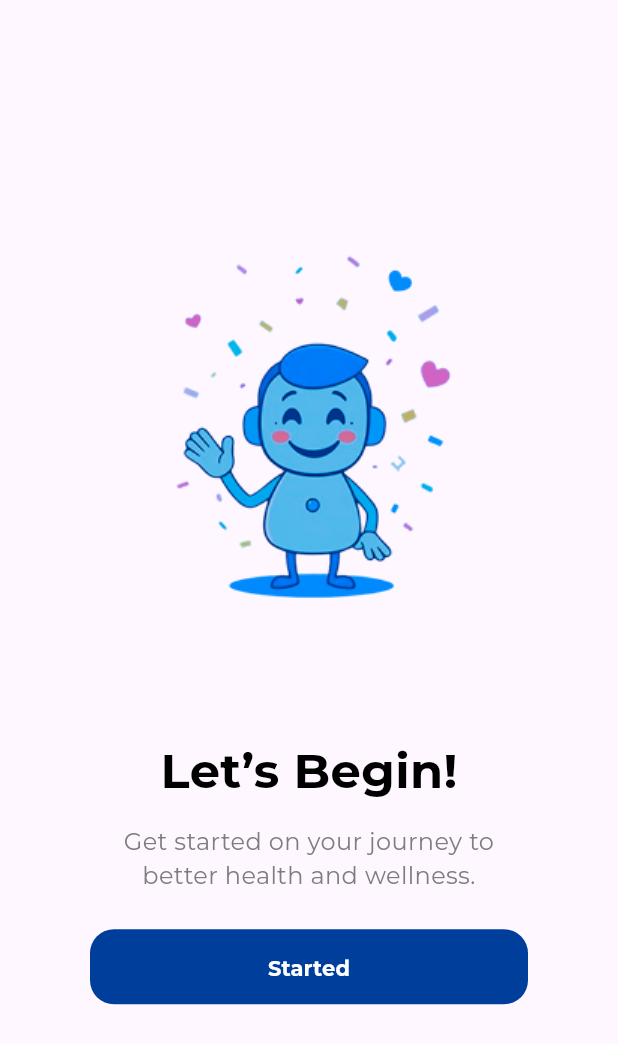
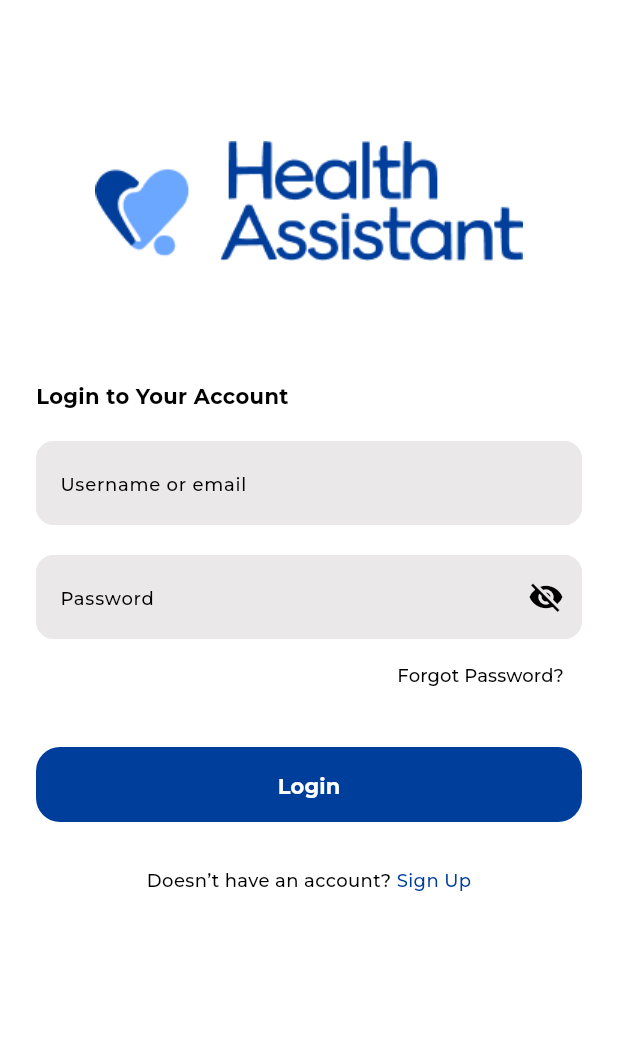
Before and after one commit to tasneem-gamal/Health_Assistant, a Flutter app: the OnboardingGetStartedView screen opened directly, after a tap on "Started", on a phone screen of 412 x 824 dp. Shown: the top 1044 px of the screen. Run offline on Flutter 3.47's test engine with Material 3 defaults, Android fonts, the phone set to English and light mode, and no system bars; our stand-ins replace get, responsive_framework.

Commit message:
add login view

```diff
--- a/lib/core/theming/colors.dart
+++ b/lib/core/theming/colors.dart
@@ -6,5 +6,6 @@ class ColorsManager{
   static const Color warningRed = Color(0xffB01E1E);
   static const Color lightGray = Color(0xFF7D7D7D);
   static const Color moreLightGray = Color(0xFFCACACA);
+  static const Color fieldGray = Color(0xFFEAE8E8);
   static const Color shimmerColorLoading = Color.fromARGB(255, 237, 237, 237);
 }
--- a/lib/core/theming/styles.dart
+++ b/lib/core/theming/styles.dart
@@ -17,7 +17,7 @@ class CustomTextStyles {
         color: Colors.black,
       );
 
-  static TextStyle font16LightGreyRegular(BuildContext context) => TextStyle(
+  static TextStyle font16LightGrayRegular(BuildContext context) => TextStyle(
         fontSize: ResponsiveValue<double>(
           context,
           defaultValue: 16.0,
@@ -30,7 +30,7 @@ class CustomTextStyles {
         color: ColorsManager.lightGray
       );
 
-  static TextStyle font16LightgreyBold(BuildContext context) => TextStyle(
+  static TextStyle font16LightGrayBold(BuildContext context) => TextStyle(
         fontSize: ResponsiveValue<double>(
           context,
           defaultValue: 16.0,
@@ -68,4 +68,30 @@ class CustomTextStyles {
         fontWeight: FontWeightHelper.bold,
         color: Colors.white
       );
+
+  static TextStyle font12BlackMedium(BuildContext context) => TextStyle(
+        fontSize: ResponsiveValue<double>(
+          context,
+          defaultValue: 12.0,
+          conditionalValues: [
+            const Condition.smallerThan(name: MOBILE, value: 10.0),
+            const Condition.largerThan(name: TABLET, value: 14.0),
+          ],
+        ).value,
+        fontWeight: FontWeightHelper.medium,
+        color: Colors.black
+      );
+
+  static TextStyle font12MainColorMedium(BuildContext context) => TextStyle(
+        fontSize: ResponsiveValue<double>(
+          context,
+          defaultValue: 12.0,
+          conditionalValues: [
+            const Condition.smallerThan(name: MOBILE, value: 10.0),
+            const Condition.largerThan(name: TABLET, value: 14.0),
+          ],
+        ).value,
+        fontWeight: FontWeightHelper.medium,
+        color: ColorsManager.mainColor
+      );
 }
--- /dev/null
+++ b/lib/core/widgets/custom_text_form_field.dart
@@ -0,0 +1,76 @@
+
+import 'package:flutter/material.dart';
+import 'package:health_assistant/core/theming/colors.dart';
+import 'package:health_assistant/core/theming/styles.dart';
+
+class CustomTextFormField extends StatelessWidget {
+  const CustomTextFormField({
+    super.key,
+    this.suffixIcon,
+    this.prefixIcon,
+    this.isObsecureText,
+    this.controller,
+    required this.validator,
+    this.onChanged,
+    required this.hintText,
+    this.keyboardType,
+    this.maxLines,
+    this.readOnly = false,
+    this.onTap,
+    this.onFieldSubmitted
+  });
+  final Widget? suffixIcon;
+  final Widget? prefixIcon;
+  final bool? isObsecureText;
+  final String hintText;
+  final TextEditingController? controller;
+  final Function(String?)? validator;
+  final Function(String)? onChanged;
+  final Function(String)? onFieldSubmitted;
+  final Function()? onTap;
+  final TextInputType? keyboardType;
+  final int? maxLines;
+  final bool readOnly;
+  @override
+  Widget build(BuildContext context) {
+    final int effectiveMaxLines = (isObsecureText == true) ? 1 : (maxLines ?? 1);
+    return TextFormField(
+      onTap: onTap,
+      keyboardType: keyboardType,
+      maxLines: effectiveMaxLines,
+      controller: controller,
+      validator: validator != null ? (value) => validator!(value) : null,
+      onChanged: onChanged,
+      obscureText: isObsecureText ?? false,
+      readOnly: readOnly,
+      onFieldSubmitted: onFieldSubmitted,
+      decoration: InputDecoration(
+        border: OutlineInputBorder(
+            borderRadius: BorderRadius.circular(12),
+            borderSide:
+                const BorderSide(color: ColorsManager.fieldGray)),
+        enabledBorder: OutlineInputBorder(
+            borderRadius: BorderRadius.circular(12),
+            borderSide:
+                const BorderSide(color:ColorsManager.fieldGray)),
+        focusedBorder: OutlineInputBorder(
+            borderRadius: BorderRadius.circular(12),
+            borderSide: const BorderSide(color: ColorsManager.fieldGray)),
+        errorBorder: OutlineInputBorder(
+            borderRadius: BorderRadius.circular(12),
+            borderSide: const BorderSide(color: Colors.red)),
+        focusedErrorBorder: OutlineInputBorder(
+            borderRadius: BorderRadius.circular(12),
+            borderSide: const BorderSide(color: Colors.red)),
+        fillColor: ColorsManager.fieldGray,
+        filled: true,
+        hintText: hintText,
+        hintStyle: CustomTextStyles.font12BlackMedium(context),
+        prefixIcon: prefixIcon,
+        prefixIconColor: ColorsManager.lightGray,
+        suffixIcon: suffixIcon,
+        suffixIconColor: Colors.black,
+      ),
+    );
+  }
+}
--- a/lib/health_assistant.dart
+++ b/lib/health_assistant.dart
@@ -19,6 +19,7 @@ class HealthAssistant extends StatelessWidget {
         child: child!
       ),
       theme: ThemeData(
+        scaffoldBackgroundColor: Colors.white,
         fontFamily: 'Montserrat'
       ),
       themeMode: ThemeMode.light,
--- /dev/null
+++ b/lib/presentation/view/screens/auth/login/login_view.dart
@@ -0,0 +1,84 @@
+import 'package:flutter/material.dart';
+import 'package:health_assistant/core/theming/styles.dart';
+import 'package:health_assistant/core/utils/constants.dart';
+import 'package:health_assistant/core/utils/spacing.dart';
+import 'package:health_assistant/core/widgets/custom_app_button.dart';
+import 'package:health_assistant/core/widgets/custom_text_form_field.dart';
+
+class LoginView extends StatelessWidget {
+  const LoginView({super.key});
+
+  @override
+  Widget build(BuildContext context) {
+    return const Scaffold(
+      body: LoginViewBody(),
+    );
+  }
+}
+
+class LoginViewBody extends StatelessWidget {
+  const LoginViewBody ({super.key});
+
+  @override
+  Widget build(BuildContext context) {
+    return Padding(
+      padding: Constants.appPadding,
+      child: SingleChildScrollView(
+        child: Column(
+          crossAxisAlignment: CrossAxisAlignment.start,
+          children: [
+            verticalSpace(context, 70),
+            Center(child: Image.asset('assets/images/splash.png')),
+            verticalSpace(context, 80),
+            Text(
+              'Login to Your Account',
+              style: CustomTextStyles.font14WhiteBold(context).copyWith(color: Colors.black),
+            ),
+            verticalSpace(context, 20),
+            CustomTextFormField(
+              validator: (validator){},
+              hintText: 'Username or email'
+            ),
+            verticalSpace(context, 20),
+            CustomTextFormField(
+              validator: (validator){},
+              hintText: 'Password',
+              suffixIcon: const Icon(Icons.visibility_off),
+            ),
+            Align(
+              alignment: Alignment.centerRight,
+              child: TextButton(
+              onPressed: () {},
+              child: Text(
+                'Forgot Password?',
+                style: CustomTextStyles.font12BlackMedium(context),
+              )),
+            ),
+            verticalSpace(context, 24),
+            CustomAppButton(
+              btnText: 'Login',
+              onPressed: (){},
+            ),
+            verticalSpace(context, 30),
+            Row(
+            mainAxisAlignment: MainAxisAlignment.center,
+            children: [
+            Text(
+              'Doesn’t have an account? ',
+              style: CustomTextStyles.font12BlackMedium(context),
+            ),
+            GestureDetector(
+              onTap: (){},
+              child: Text(
+                'Sign Up',
+                style: CustomTextStyles.font12MainColorMedium(context)
+              ),
+            ),
+            ],
+            )
+          ],
+        ),
+      ),
+    );
+  }
+}
--- a/lib/presentation/view/screens/onboarding/onboarding_get_started_view.dart
+++ b/lib/presentation/view/screens/onboarding/onboarding_get_started_view.dart
@@ -1,7 +1,9 @@
 import 'package:flutter/material.dart';
 import 'package:health_assistant/core/theming/styles.dart';
+import 'package:health_assistant/core/utils/extensions.dart';
 import 'package:health_assistant/core/utils/spacing.dart';
 import 'package:health_assistant/core/widgets/custom_app_button.dart';
+import 'package:health_assistant/presentation/view/screens/auth/login/login_view.dart';
 
 class OnboardingGetStartedView extends StatelessWidget {
   const OnboardingGetStartedView({super.key});
@@ -25,12 +27,14 @@ class OnboardingGetStartedView extends StatelessWidget {
             Text(
               'Get started on your journey to  better health and wellness.',
               textAlign: TextAlign.center,
-              style: CustomTextStyles.font16LightGreyRegular(context),
+              style: CustomTextStyles.font16LightGrayRegular(context),
             ),
             verticalSpace(context, 24),
             CustomAppButton(
               btnText: 'Started',
-              onPressed: (){},
+              onPressed: (){
+                context.pushAndRemoveUntil(const LoginView());
+              },
             )
           ],
         ),
--- a/lib/presentation/view/widgets/onboarding/onboarding_page.dart
+++ b/lib/presentation/view/widgets/onboarding/onboarding_page.dart
@@ -42,7 +42,7 @@ class OnboardingPage extends StatelessWidget {
           Text(
             description!,
             softWrap: true,
-            style: CustomTextStyles.font16LightGreyRegular(context),
+            style: CustomTextStyles.font16LightGrayRegular(context),
           )
         else if (dash != null)
           Column(
@@ -58,11 +58,11 @@ class OnboardingPage extends StatelessWidget {
                     children: [
                       TextSpan(
                         text: '- $title ',
-                        style: CustomTextStyles.font16LightgreyBold(context),
+                        style: CustomTextStyles.font16LightGrayBold(context),
                       ),
                       TextSpan(
                         text: body,
-                        style: CustomTextStyles.font16LightGreyRegular(context),
+                        style: CustomTextStyles.font16LightGrayRegular(context),
                       ),
                     ],
                   ),
```
